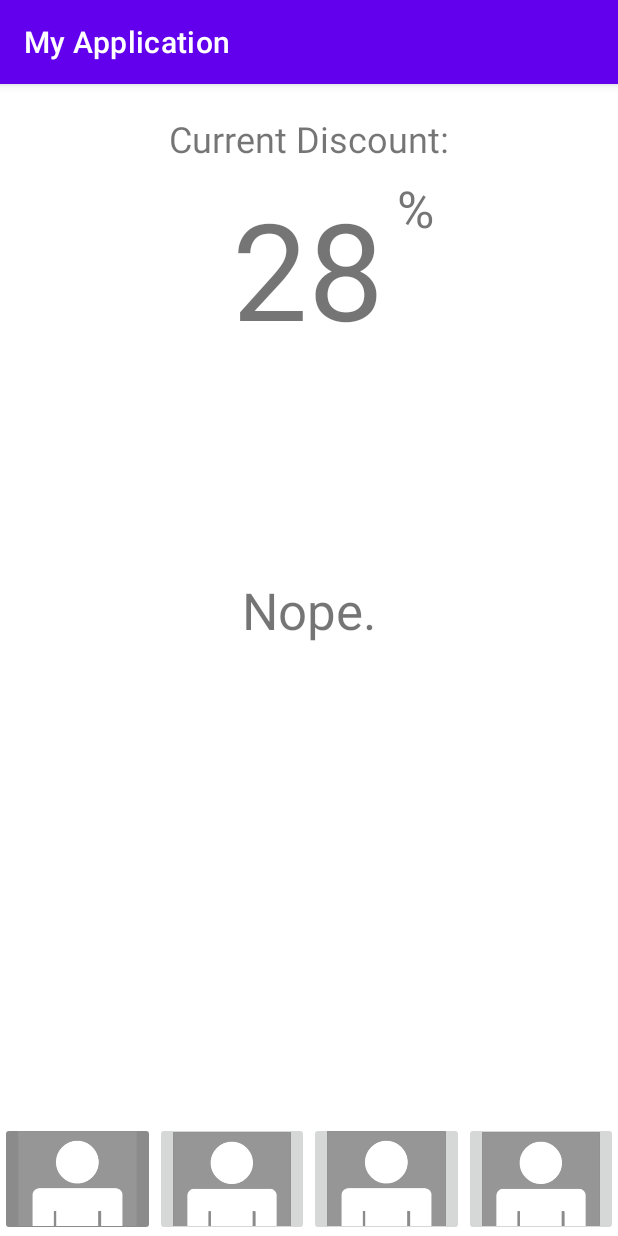
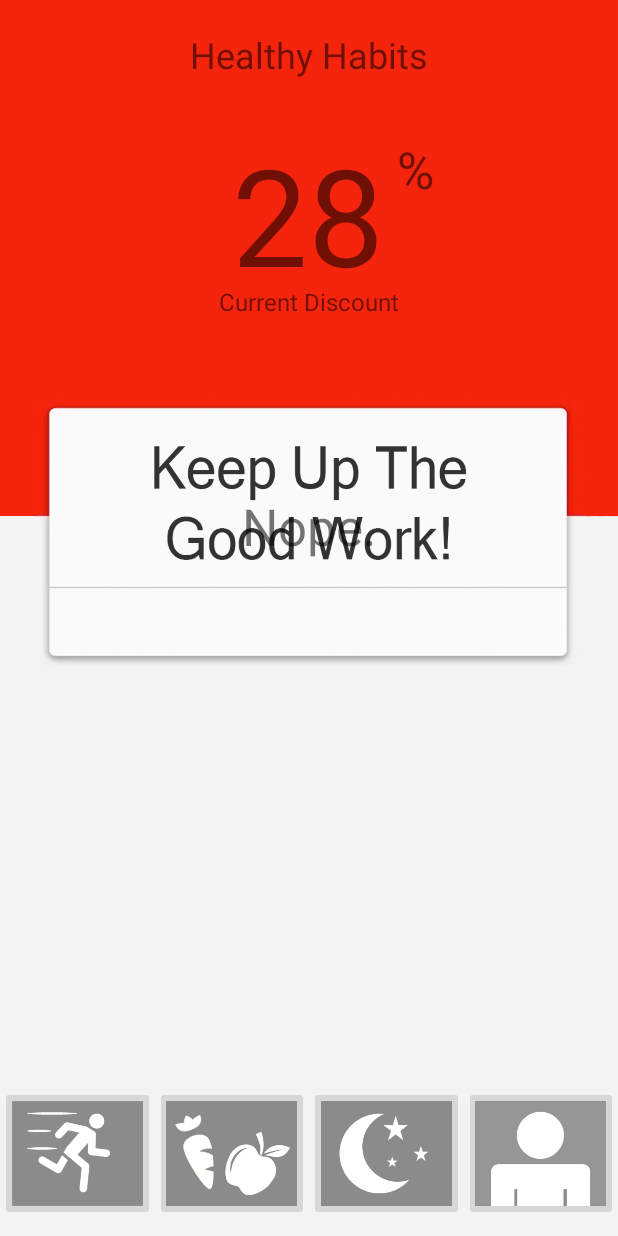
Before and after one commit to WillowArk/HealthyHabits, an Android app: the screen it shows after launch (MainActivity), on a phone screen of 412 x 824 dp. Run offline under Robolectric (Android 15) with nearby library versions, the phone set to English and light mode, and no system bars.

Commit message:
making the thing more aesthetic
canging backgorund, better logos etc

```diff
--- a/app/src/main/AndroidManifest.xml
+++ b/app/src/main/AndroidManifest.xml
@@ -5,6 +5,8 @@
     <uses-feature android:name="android.hardware.camera"
         android:required="false" />
     <uses-feature android:name="android.hardware.sensor.stepcounter"
+        android:required="false" />
+    <uses-feature android:name="android.hardware.sensor.stepdetector"
         android:required="false" />
 
     <uses-permission android:name="android.permission.ACTIVITY_RECOGNITION" />
--- a/app/src/main/res/layout/activity_main.xml
+++ b/app/src/main/res/layout/activity_main.xml
@@ -4,12 +4,15 @@
     xmlns:tools="http://schemas.android.com/tools"
     android:layout_width="match_parent"
     android:layout_height="match_parent"
+    android:background="@drawable/homebackground">
     tools:context=".MainActivity">
+
 
     <ImageButton
         android:id="@+id/imageButton11"
         android:layout_width="0dp"
-        android:layout_height="76dp"
+        android:layout_height="90dp"
+        android:layout_marginBottom="10dp"
         android:adjustViewBounds="true"
         android:onClick="test"
         android:scaleType="centerCrop"
@@ -22,21 +25,22 @@
     <ImageButton
         android:id="@+id/imageButton8"
         android:layout_width="0dp"
-        android:layout_height="76dp"
+        android:layout_height="90dp"
+        android:layout_marginBottom="10dp"
         android:adjustViewBounds="true"
-        android:backgroundTint="#8B8B8B"
         android:onClick="goToFitness"
         android:scaleType="centerCrop"
         app:layout_constraintBottom_toBottomOf="parent"
         app:layout_constraintEnd_toStartOf="@+id/imageButton9"
         app:layout_constraintHorizontal_bias="0.5"
         app:layout_constraintStart_toStartOf="parent"
-        app:srcCompat="@drawable/home_icon" />
+        app:srcCompat="@drawable/fitness_icon" />
 
     <ImageButton
         android:id="@+id/imageButton9"
         android:layout_width="0dp"
-        android:layout_height="76dp"
+        android:layout_height="90dp"
+        android:layout_marginBottom="10dp"
         android:adjustViewBounds="true"
         android:onClick="goToFood"
         android:scaleType="centerCrop"
@@ -44,12 +48,13 @@
         app:layout_constraintEnd_toStartOf="@+id/imageButton10"
         app:layout_constraintHorizontal_bias="0.5"
         app:layout_constraintStart_toEndOf="@+id/imageButton8"
-        app:srcCompat="@drawable/home_icon" />
+        app:srcCompat="@drawable/food_icon" />
 
     <ImageButton
         android:id="@+id/imageButton10"
         android:layout_width="0dp"
-        android:layout_height="76dp"
+        android:layout_height="90dp"
+        android:layout_marginBottom="10dp"
         android:adjustViewBounds="true"
         android:onClick="goToSleep"
         android:scaleType="centerCrop"
@@ -57,14 +62,14 @@
         app:layout_constraintEnd_toStartOf="@+id/imageButton11"
         app:layout_constraintHorizontal_bias="0.5"
         app:layout_constraintStart_toEndOf="@+id/imageButton9"
-        app:srcCompat="@drawable/home_icon" />
+        app:srcCompat="@drawable/sleep_icon" />
 
     <TextView
         android:id="@+id/textView2"
         android:layout_width="103dp"
         android:layout_height="125dp"
         android:layout_marginStart="100dp"
-        android:layout_marginTop="10dp"
+        android:layout_marginTop="30dp"
         android:layout_marginEnd="100dp"
         android:text="28"
         android:textSize="90sp"
@@ -80,9 +85,23 @@
         android:layout_marginStart="50dp"
         android:layout_marginTop="20dp"
         android:layout_marginEnd="50dp"
-        android:text="Current Discount:"
+        android:text="Healthy Habits"
         android:textSize="24sp"
         app:layout_constraintBottom_toTopOf="@+id/textView2"
+        app:layout_constraintEnd_toEndOf="parent"
+        app:layout_constraintHorizontal_bias="0.5"
+        app:layout_constraintStart_toStartOf="parent"
+        app:layout_constraintTop_toTopOf="parent" />
+
+    <TextView
+        android:id="@+id/textView6"
+        android:layout_width="wrap_content"
+        android:layout_height="wrap_content"
+        android:layout_marginStart="50dp"
+        android:layout_marginTop="190dp"
+        android:layout_marginEnd="50dp"
+        android:text="Current Discount"
+        android:textSize="16sp"
         app:layout_constraintEnd_toEndOf="parent"
         app:layout_constraintHorizontal_bias="0.5"
         app:layout_constraintStart_toStartOf="parent"
@@ -93,7 +112,7 @@
         android:layout_width="25dp"
         android:layout_height="120dp"
         android:layout_marginStart="110dp"
-        android:layout_marginTop="40dp"
+        android:layout_marginTop="70dp"
         android:text="%"
         android:textSize="34sp"
         app:layout_constraintStart_toStartOf="@+id/textView2"
--- a/app/src/main/res/values-night/themes.xml
+++ b/app/src/main/res/values-night/themes.xml
@@ -1,6 +1,6 @@
 <resources xmlns:tools="http://schemas.android.com/tools">
     <!-- Base application theme. -->
-    <style name="Theme.MyApplication" parent="Theme.MaterialComponents.DayNight.DarkActionBar">
+    <style name="Theme.MyApplication" parent="Theme.MaterialComponents.DayNight.NoActionBar">
         <!-- Primary brand color. -->
         <item name="colorPrimary">@color/purple_200</item>
         <item name="colorPrimaryVariant">@color/purple_700</item>
--- a/app/src/main/res/values/themes.xml
+++ b/app/src/main/res/values/themes.xml
@@ -1,6 +1,6 @@
 <resources xmlns:tools="http://schemas.android.com/tools">
     <!-- Base application theme. -->
-    <style name="Theme.MyApplication" parent="Theme.MaterialComponents.DayNight.DarkActionBar">
+    <style name="Theme.MyApplication" parent="Theme.MaterialComponents.DayNight.NoActionBar">
         <!-- Primary brand color. -->
         <item name="colorPrimary">@color/purple_500</item>
         <item name="colorPrimaryVariant">@color/purple_700</item>
```
Also changed, not shown: app/src/main/res/drawable/homebackground.jpg (added), app/src/main/res/drawable/homebackground2.jpg (added).
